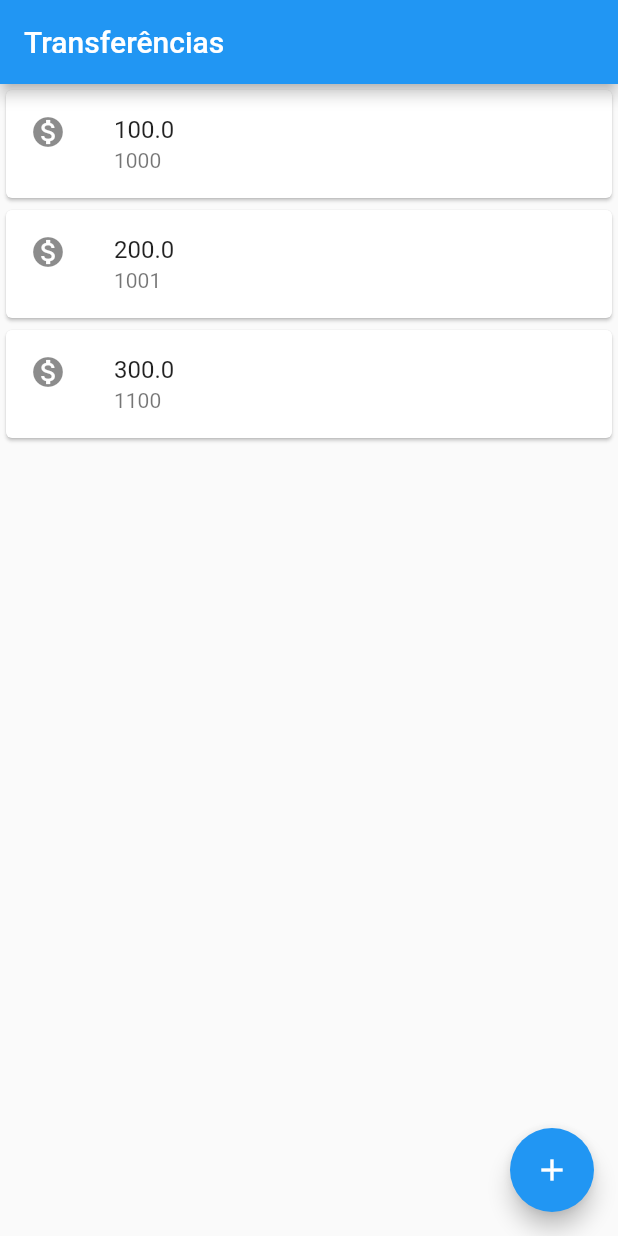
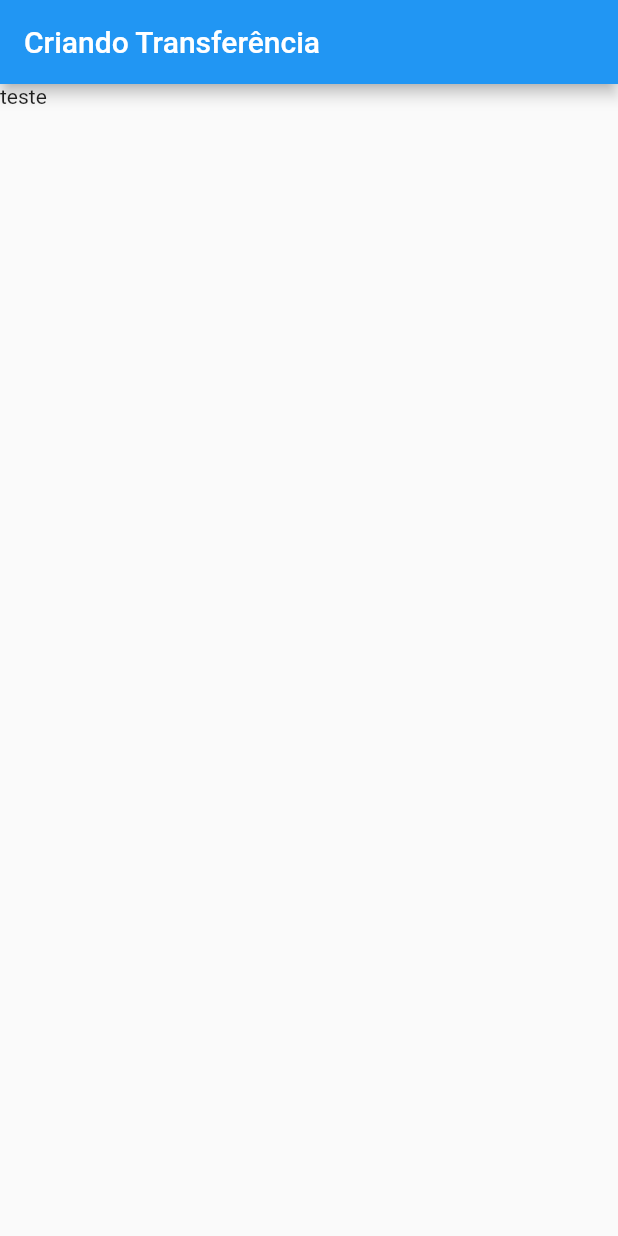
Before and after one commit to diegominelli/ByteBankApp, a Flutter app: the screen it shows after launch, on a phone screen of 412 x 824 dp. Run offline on Flutter 3.47's test engine with Material 2 defaults, Android fonts, the phone set to English and light mode, and no system bars.

Commit message:
criando classes e usando o hot reload

```diff
--- a/lib/main.dart
+++ b/lib/main.dart
@@ -1,34 +1,55 @@
 import 'package:flutter/material.dart';
 
-void main() => runApp(MaterialApp(
+void main() => runApp(const BytebankApp());
+
+class BytebankApp extends StatelessWidget {
+  const BytebankApp({Key? key}) : super(key: key);
+
+  @override
+  Widget build(BuildContext context) {
+    return const MaterialApp(
       home: Scaffold(
-        body: const ListaTransferencia(),
+        body: FormularioTransferencia(),
+      ),
+    );
+  }
+}
+
+class FormularioTransferencia extends StatelessWidget {
+  const FormularioTransferencia({Key? key}) : super(key: key);
+
+  @override
+  Widget build(BuildContext context) {
+    return Scaffold(
         appBar: AppBar(
-          title: const Text('Transferências'),
+          title: const Text('Criando Transferência'),
         ),
-        floatingActionButton: FloatingActionButton(
-          onPressed: () {},
-          child: const Icon(Icons.add),
-        ),
-      ),
-    ));
+        body: const Text('teste'));
+  }
+}
 
 class ListaTransferencia extends StatelessWidget {
   const ListaTransferencia({Key? key}) : super(key: key);
 
   @override
   Widget build(BuildContext context) {
-    return Column(
-      children: <Widget>[
+    return Scaffold(
+      appBar: AppBar(
+        title: const Text('Transferências'),
+      ),
+      body: Column(children: <Widget>[
         ItemTransferencia(Transferencia(100.0, 1000)),
         ItemTransferencia(Transferencia(200.0, 1001)),
         ItemTransferencia(Transferencia(300.0, 1100)),
-      ],
+      ]),
+      floatingActionButton: FloatingActionButton(
+        onPressed: () {},
+        child: const Icon(Icons.add),
+      ),
     );
   }
 }
 
-// ignore: use_key_in_widget_constructors
 class ItemTransferencia extends StatelessWidget {
   final Transferencia _transferencia;
 
```
